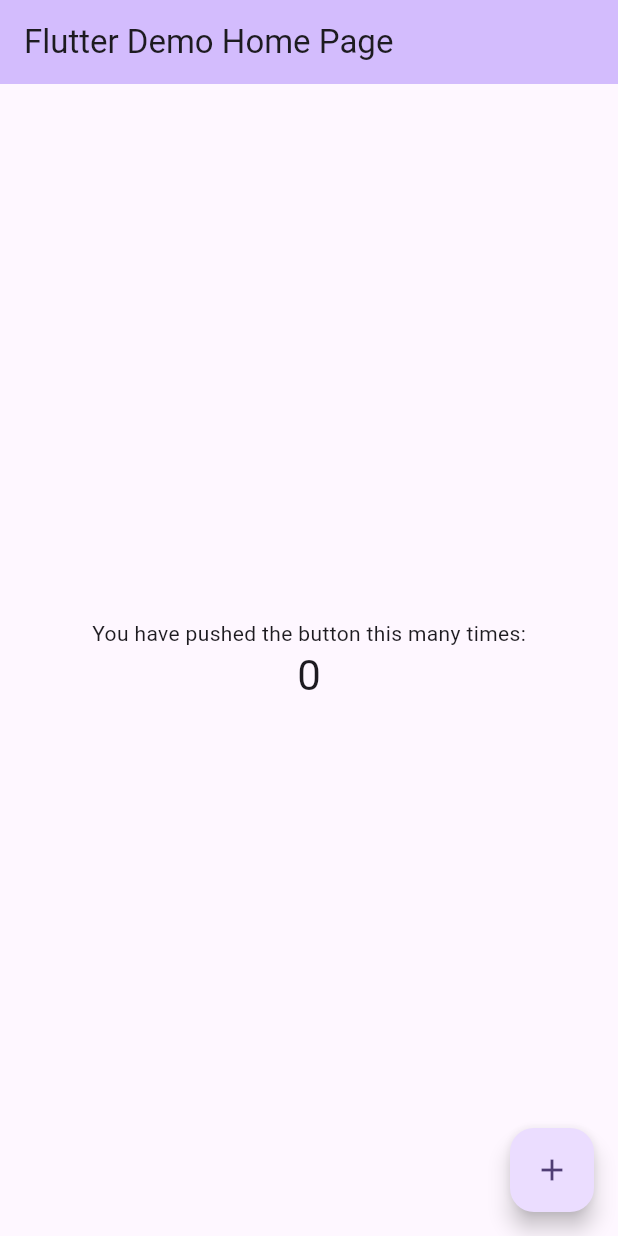
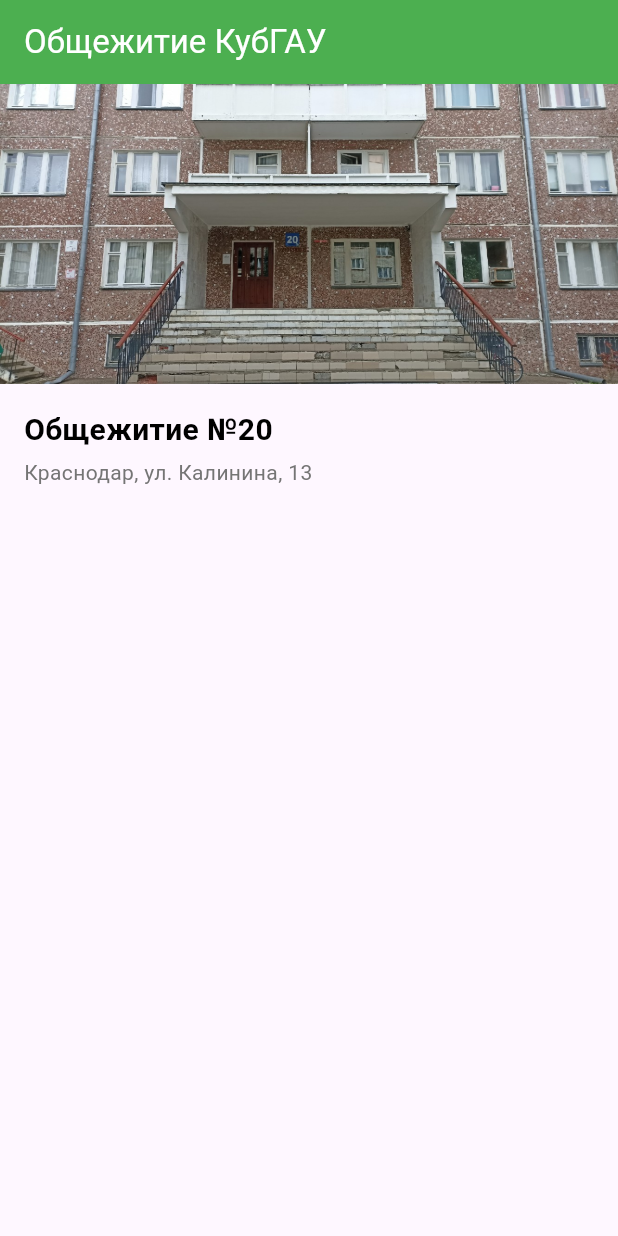
Before and after one commit to stanislavski03/PI2303_DEGTYAR, a Flutter app: the screen it shows after launch, on a phone screen of 412 x 824 dp. Run offline on Flutter 3.47's test engine with Material 3 defaults, Android fonts, the phone set to English and light mode, and no system bars.

Commit message:
lab4 2nd commit
Удалил ненужные элементы из тестового приложения, добавил картинку, её путь в pubspec.yaml и добавил её на экран приложение. Так же добавил Название сверху, название и описание под картинкой

```diff
--- a/lab4_app/lib/main.dart
+++ b/lab4_app/lib/main.dart
@@ -7,29 +7,10 @@ void main() {
 class MyApp extends StatelessWidget {
   const MyApp({super.key});
 
-  // This widget is the root of your application.
   @override
   Widget build(BuildContext context) {
     return MaterialApp(
       title: 'Flutter Demo',
-      theme: ThemeData(
-        // This is the theme of your application.
-        //
-        // TRY THIS: Try running your application with "flutter run". You'll see
-        // the application has a purple toolbar. Then, without quitting the app,
-        // try changing the seedColor in the colorScheme below to Colors.green
-        // and then invoke "hot reload" (save your changes or press the "hot
-        // reload" button in a Flutter-supported IDE, or press "r" if you used
-        // the command line to start the app).
-        //
-        // Notice that the counter didn't reset back to zero; the application
-        // state is not lost during the reload. To reset the state, use hot
-        // restart instead.
-        //
-        // This works for code too, not just values: Most code changes can be
-        // tested with just a hot reload.
-        colorScheme: .fromSeed(seedColor: Colors.deepPurple),
-      ),
       home: const MyHomePage(title: 'Flutter Demo Home Page'),
     );
   }
@@ -38,15 +19,6 @@ class MyApp extends StatelessWidget {
 class MyHomePage extends StatefulWidget {
   const MyHomePage({super.key, required this.title});
 
-  // This widget is the home page of your application. It is stateful, meaning
-  // that it has a State object (defined below) that contains fields that affect
-  // how it looks.
-
-  // This class is the configuration for the state. It holds the values (in this
-  // case the title) provided by the parent (in this case the App widget) and
-  // used by the build method of the State. Fields in a Widget subclass are
-  // always marked "final".
-
   final String title;
 
   @override
@@ -54,69 +26,55 @@ class MyHomePage extends StatefulWidget {
 }
 
 class _MyHomePageState extends State<MyHomePage> {
-  int _counter = 0;
-
-  void _incrementCounter() {
-    setState(() {
-      // This call to setState tells the Flutter framework that something has
-      // changed in this State, which causes it to rerun the build method below
-      // so that the display can reflect the updated values. If we changed
-      // _counter without calling setState(), then the build method would not be
-      // called again, and so nothing would appear to happen.
-      _counter++;
-    });
-  }
-
   @override
   Widget build(BuildContext context) {
-    // This method is rerun every time setState is called, for instance as done
-    // by the _incrementCounter method above.
-    //
-    // The Flutter framework has been optimized to make rerunning build methods
-    // fast, so that you can just rebuild anything that needs updating rather
-    // than having to individually change instances of widgets.
     return Scaffold(
       appBar: AppBar(
-        // TRY THIS: Try changing the color here to a specific color (to
-        // Colors.amber, perhaps?) and trigger a hot reload to see the AppBar
-        // change color while the other colors stay the same.
-        backgroundColor: Theme.of(context).colorScheme.inversePrimary,
-        // Here we take the value from the MyHomePage object that was created by
-        // the App.build method, and use it to set our appbar title.
-        title: Text(widget.title),
+        backgroundColor: Colors.green,
+        title: const Text(
+          'Общежитие КубГАУ',
+          style: TextStyle(color: Colors.white),
+        ),
+        centerTitle: false,
       ),
-      body: Center(
-        // Center is a layout widget. It takes a single child and positions it
-        // in the middle of the parent.
+      body: SingleChildScrollView(
         child: Column(
-          // Column is also a layout widget. It takes a list of children and
-          // arranges them vertically. By default, it sizes itself to fit its
-          // children horizontally, and tries to be as tall as its parent.
-          //
-          // Column has various properties to control how it sizes itself and
-          // how it positions its children. Here we use mainAxisAlignment to
-          // center the children vertically; the main axis here is the vertical
-          // axis because Columns are vertical (the cross axis would be
-          // horizontal).
-          //
-          // TRY THIS: Invoke "debug painting" (choose the "Toggle Debug Paint"
-          // action in the IDE, or press "p" in the console), to see the
-          // wireframe for each widget.
-          mainAxisAlignment: .center,
+          crossAxisAlignment: CrossAxisAlignment.start,
           children: [
-            const Text('You have pushed the button this many times:'),
-            Text(
-              '$_counter',
-              style: Theme.of(context).textTheme.headlineMedium,
+            Container(
+              width: double.infinity,
+              height: 200,
+              color: Colors.grey[300],
+              child: Image.asset(
+                'assets/image.jpg',
+                fit: BoxFit.cover, // Картинка заполнит весь Container
+              ),
+            ),
+            const SizedBox(height: 16),
+            Padding(
+              padding: const EdgeInsets.symmetric(horizontal: 16),
+              child: Column(
+                crossAxisAlignment: CrossAxisAlignment.start,
+                children: [
+                  const Text(
+                    'Общежитие №20',
+                    style: TextStyle(
+                      fontSize: 20,
+                      fontWeight: FontWeight.bold,
+                      color: Colors.black,
+                    ),
+                  ),
+                  const SizedBox(height: 4),
+                  Text(
+                    'Краснодар, ул. Калинина, 13',
+                    style: TextStyle(fontSize: 14, color: Colors.grey[600]),
+                  ),
+                ],
+              ),
             ),
           ],
         ),
       ),
-      floatingActionButton: FloatingActionButton(
-        onPressed: _incrementCounter,
-        tooltip: 'Increment',
-        child: const Icon(Icons.add),
-      ),
     );
   }
 }
--- a/lab4_app/pubspec.yaml
+++ b/lab4_app/pubspec.yaml
@@ -87,3 +87,5 @@ flutter:
   #
   # For details regarding fonts from package dependencies,
   # see https://flutter.dev/to/font-from-package
+  assets:
+    - assets/
```
Also changed, not shown: lab4_app/assets/image.jpg (added).
